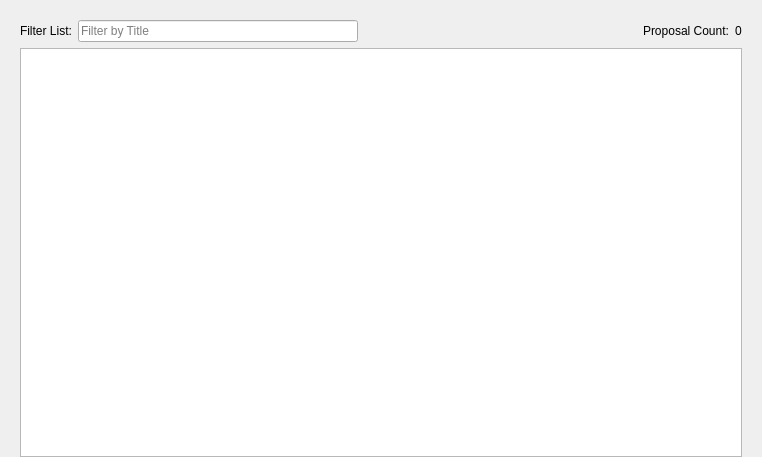
This is src/qt/forms/governancelist.ui in OmegaBlockchain/omegacoin as Qt 5 draws it before an edit. The edited form follows.
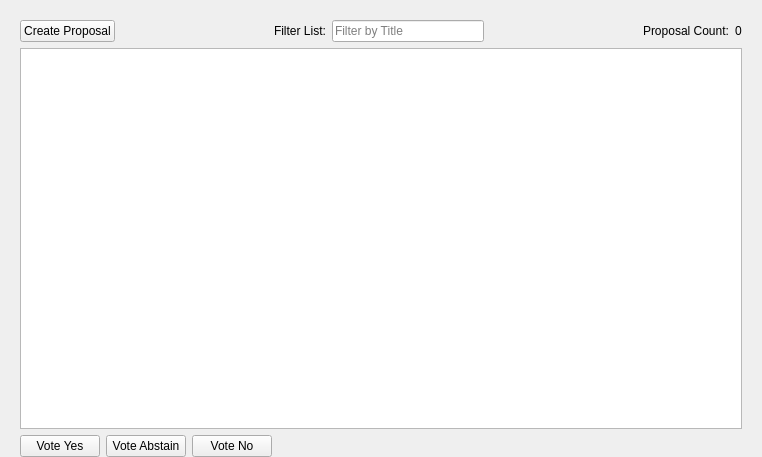
This is the edited form.

Diff of the .ui file:
```diff
--- a/src/qt/forms/governancelist.ui
+++ b/src/qt/forms/governancelist.ui
@@ -51,6 +51,29 @@
          <property name="bottomMargin">
           <number>0</number>
          </property>
+         <item>
+          <widget class="QPushButton" name="createProposalButton">
+           <property name="text">
+            <string>Create Proposal</string>
+           </property>
+           <property name="toolTip">
+            <string>Create a new budget proposal (requires collateral)</string>
+           </property>
+          </widget>
+         </item>
+         <item>
+          <spacer name="horizontalSpacer_5">
+           <property name="orientation">
+            <enum>Qt::Horizontal</enum>
+           </property>
+           <property name="sizeHint" stdset="0">
+            <size>
+             <width>20</width>
+             <height>20</height>
+            </size>
+           </property>
+          </spacer>
+         </item>
          <item>
           <widget class="QLabel" name="label_filter_2">
            <property name="text">
@@ -101,6 +124,53 @@
         <widget class="QTableView" name="govTableView">
         </widget>
        </item>
+       <item row="2" column="0">
+        <layout class="QHBoxLayout" name="horizontalLayout_vote">
+         <item>
+          <widget class="QPushButton" name="voteYesButton">
+           <property name="text">
+            <string>Vote Yes</string>
+           </property>
+           <property name="toolTip">
+            <string>Vote yes on the selected proposal with all your masternodes</string>
+           </property>
+          </widget>
+         </item>
+         <item>
+          <widget class="QPushButton" name="voteAbstainButton">
+           <property name="text">
+            <string>Vote Abstain</string>
+           </property>
+           <property name="toolTip">
+            <string>Vote abstain on the selected proposal with all your masternodes</string>
+           </property>
+          </widget>
+         </item>
+         <item>
+          <widget class="QPushButton" name="voteNoButton">
+           <property name="text">
+            <string>Vote No</string>
+           </property>
+           <property name="toolTip">
+            <string>Vote no on the selected proposal with all your masternodes</string>
+           </property>
+          </widget>
+         </item>
+         <item>
+          <spacer name="horizontalSpacer_vote">
+           <property name="orientation">
+            <enum>Qt::Horizontal</enum>
+           </property>
+           <property name="sizeHint" stdset="0">
+            <size>
+             <width>40</width>
+             <height>20</height>
+            </size>
+           </property>
+          </spacer>
+         </item>
+        </layout>
+       </item>
       </layout>
      </item>
     </layout>
```
